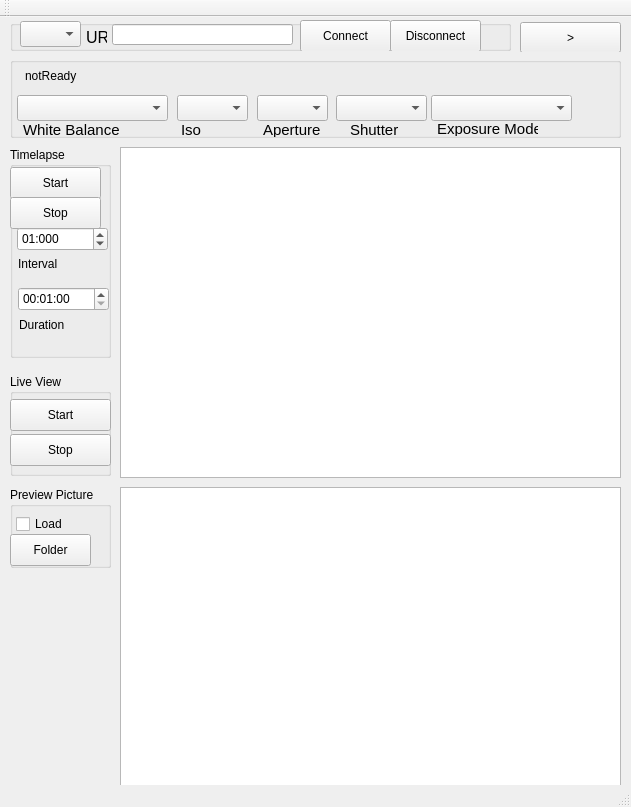
Above: mainwindow.ui from klangobjekte/CameraRemote before the change. Below: the same form after it.
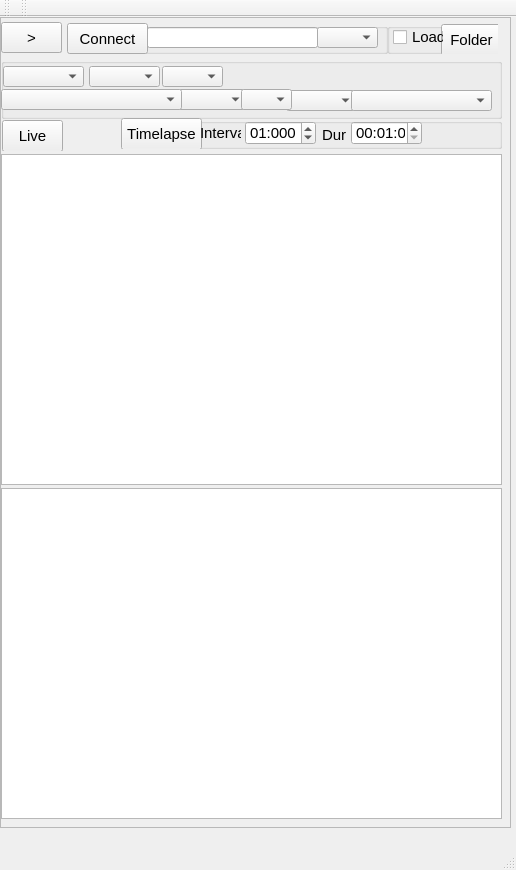
That is the form after the change.

Commit message: camera methods added

```diff
--- a/mainwindow.ui
+++ b/mainwindow.ui
@@ -6,30 +6,362 @@
    <rect>
     <x>0</x>
     <y>0</y>
-    <width>631</width>
-    <height>807</height>
+    <width>516</width>
+    <height>870</height>
    </rect>
   </property>
   <property name="windowTitle">
    <string>MainWindow</string>
   </property>
   <widget class="QWidget" name="centralWidget">
+   <widget class="QScrollArea" name="scrollArea">
+    <property name="geometry">
+     <rect>
+      <x>0</x>
+      <y>0</y>
+      <width>511</width>
+      <height>811</height>
+     </rect>
+    </property>
+    <property name="layoutDirection">
+     <enum>Qt::LeftToRight</enum>
+    </property>
+    <property name="widgetResizable">
+     <bool>true</bool>
+    </property>
+    <widget class="QWidget" name="scrollAreaWidgetContents">
+     <property name="geometry">
+      <rect>
+       <x>0</x>
+       <y>0</y>
+       <width>509</width>
+       <height>809</height>
+      </rect>
+     </property>
    <widget class="QGraphicsView" name="previewGraphicsView">
     <property name="geometry">
      <rect>
-      <x>120</x>
+        <x>0</x>
       <y>470</y>
       <width>501</width>
       <height>331</height>
      </rect>
     </property>
    </widget>
+     <widget class="QGroupBox" name="groupBox_6">
+      <property name="geometry">
+       <rect>
+        <x>0</x>
+        <y>40</y>
+        <width>501</width>
+        <height>61</height>
+       </rect>
+      </property>
+      <property name="title">
+       <string/>
+      </property>
+      <widget class="QComboBox" name="isoSpeedRateComboBox">
+       <property name="geometry">
+        <rect>
+         <x>175</x>
+         <y>31</y>
+         <width>71</width>
+         <height>21</height>
+        </rect>
+       </property>
+       <property name="font">
+        <font>
+         <family>Lucida Grande</family>
+         <pointsize>11</pointsize>
+        </font>
+       </property>
+      </widget>
+      <widget class="QComboBox" name="shutterSpeedComboBox">
+       <property name="geometry">
+        <rect>
+         <x>285</x>
+         <y>32</y>
+         <width>71</width>
+         <height>21</height>
+        </rect>
+       </property>
+       <property name="font">
+        <font>
+         <family>Lucida Grande</family>
+         <pointsize>11</pointsize>
+        </font>
+       </property>
+      </widget>
+      <widget class="QComboBox" name="fNumberComboBox">
+       <property name="geometry">
+        <rect>
+         <x>240</x>
+         <y>31</y>
+         <width>51</width>
+         <height>21</height>
+        </rect>
+       </property>
+       <property name="font">
+        <font>
+         <family>Lucida Grande</family>
+         <pointsize>11</pointsize>
+        </font>
+       </property>
+      </widget>
+      <widget class="QComboBox" name="whiteBalanceComboBox">
+       <property name="geometry">
+        <rect>
+         <x>0</x>
+         <y>31</y>
+         <width>181</width>
+         <height>21</height>
+        </rect>
+       </property>
+       <property name="font">
+        <font>
+         <family>Lucida Grande</family>
+         <pointsize>11</pointsize>
+        </font>
+       </property>
+      </widget>
+      <widget class="QComboBox" name="exposureModeComboBox">
+       <property name="geometry">
+        <rect>
+         <x>350</x>
+         <y>32</y>
+         <width>141</width>
+         <height>21</height>
+        </rect>
+       </property>
+       <property name="font">
+        <font>
+         <family>Lucida Grande</family>
+         <pointsize>11</pointsize>
+        </font>
+       </property>
+      </widget>
+      <widget class="QComboBox" name="zoomComboBox">
+       <property name="geometry">
+        <rect>
+         <x>2</x>
+         <y>8</y>
+         <width>81</width>
+         <height>21</height>
+        </rect>
+       </property>
+       <property name="font">
+        <font>
+         <family>Lucida Grande</family>
+         <pointsize>11</pointsize>
+        </font>
+       </property>
+      </widget>
+      <widget class="QComboBox" name="selfTimerComboBox">
+       <property name="geometry">
+        <rect>
+         <x>88</x>
+         <y>8</y>
+         <width>71</width>
+         <height>21</height>
+        </rect>
+       </property>
+       <property name="font">
+        <font>
+         <family>Lucida Grande</family>
+         <pointsize>11</pointsize>
+        </font>
+       </property>
+      </widget>
+      <widget class="QComboBox" name="postViewImageSizeComboBox">
+       <property name="geometry">
+        <rect>
+         <x>161</x>
+         <y>8</y>
+         <width>61</width>
+         <height>21</height>
+        </rect>
+       </property>
+       <property name="font">
+        <font>
+         <family>Lucida Grande</family>
+         <pointsize>11</pointsize>
+        </font>
+       </property>
+      </widget>
+     </widget>
+     <widget class="QGraphicsView" name="LiveviewGraphicsView">
+      <property name="geometry">
+       <rect>
+        <x>0</x>
+        <y>136</y>
+        <width>501</width>
+        <height>331</height>
+       </rect>
+      </property>
+     </widget>
+     <widget class="QGroupBox" name="groupBox_2">
+      <property name="geometry">
+       <rect>
+        <x>120</x>
+        <y>100</y>
+        <width>381</width>
+        <height>31</height>
+       </rect>
+      </property>
+      <property name="title">
+       <string/>
+      </property>
+      <widget class="QPushButton" name="startTimerPushButton">
+       <property name="geometry">
+        <rect>
+         <x>0</x>
+         <y>0</y>
+         <width>81</width>
+         <height>32</height>
+        </rect>
+       </property>
+       <property name="font">
+        <font>
+         <family>Lucida Grande</family>
+         <pointsize>11</pointsize>
+        </font>
+       </property>
+       <property name="text">
+        <string>Timelapse</string>
+       </property>
+       <property name="checkable">
+        <bool>true</bool>
+       </property>
+      </widget>
+      <widget class="QLabel" name="label_2">
+       <property name="geometry">
+        <rect>
+         <x>79</x>
+         <y>7</y>
+         <width>41</width>
+         <height>16</height>
+        </rect>
+       </property>
+       <property name="font">
+        <font>
+         <family>Lucida Grande</family>
+         <pointsize>11</pointsize>
+        </font>
+       </property>
+       <property name="text">
+        <string>Interval</string>
+       </property>
+      </widget>
+      <widget class="QTimeEdit" name="intervalTimeEdit">
+       <property name="geometry">
+        <rect>
+         <x>124</x>
+         <y>3</y>
+         <width>71</width>
+         <height>24</height>
+        </rect>
+       </property>
+       <property name="font">
+        <font>
+         <family>Lucida Grande</family>
+         <pointsize>11</pointsize>
+        </font>
+       </property>
+       <property name="displayFormat">
+        <string>ss:zzz</string>
+       </property>
+       <property name="time">
+        <time>
+         <hour>0</hour>
+         <minute>0</minute>
+         <second>1</second>
+        </time>
+       </property>
+      </widget>
+      <widget class="QTimeEdit" name="durationTimeEdit">
+       <property name="geometry">
+        <rect>
+         <x>230</x>
+         <y>3</y>
+         <width>71</width>
+         <height>24</height>
+        </rect>
+       </property>
+       <property name="font">
+        <font>
+         <family>Lucida Grande</family>
+         <pointsize>11</pointsize>
+        </font>
+       </property>
+       <property name="displayFormat">
+        <string>HH:mm:ss</string>
+       </property>
+       <property name="time">
+        <time>
+         <hour>0</hour>
+         <minute>1</minute>
+         <second>0</second>
+        </time>
+       </property>
+      </widget>
+      <widget class="QLabel" name="label_3">
+       <property name="geometry">
+        <rect>
+         <x>201</x>
+         <y>9</y>
+         <width>31</width>
+         <height>16</height>
+        </rect>
+       </property>
+       <property name="font">
+        <font>
+         <family>Lucida Grande</family>
+         <pointsize>11</pointsize>
+        </font>
+       </property>
+       <property name="text">
+        <string>Dur</string>
+       </property>
+      </widget>
+     </widget>
+     <widget class="QGroupBox" name="groupBox_5">
+      <property name="geometry">
+       <rect>
+        <x>0</x>
+        <y>4</y>
+        <width>61</width>
+        <height>31</height>
+       </rect>
+      </property>
+      <property name="title">
+       <string/>
+      </property>
+      <widget class="QPushButton" name="takePicturePushButton">
+       <property name="geometry">
+        <rect>
+         <x>0</x>
+         <y>0</y>
+         <width>61</width>
+         <height>31</height>
+        </rect>
+       </property>
+       <property name="font">
+        <font>
+         <family>Lucida Grande</family>
+         <pointsize>11</pointsize>
+        </font>
+       </property>
+       <property name="text">
+        <string>&gt;</string>
+       </property>
+      </widget>
+     </widget>
    <widget class="QGroupBox" name="groupBox">
     <property name="geometry">
      <rect>
-      <x>10</x>
-      <y>3</y>
-      <width>501</width>
+        <x>66</x>
+        <y>5</y>
+        <width>321</width>
       <height>31</height>
      </rect>
     </property>
@@ -42,27 +374,23 @@
     <widget class="QPushButton" name="startRecModePushButton">
      <property name="geometry">
       <rect>
-       <x>290</x>
+         <x>0</x>
        <y>0</y>
-       <width>91</width>
-       <height>32</height>
-      </rect>
-     </property>
+         <width>81</width>
+         <height>31</height>
+        </rect>
+       </property>
+       <property name="font">
+        <font>
+         <family>Lucida Grande</family>
+         <pointsize>11</pointsize>
+        </font>
+       </property>
      <property name="text">
       <string>Connect</string>
      </property>
-    </widget>
-    <widget class="QPushButton" name="stopRecModePushButton">
-     <property name="geometry">
-      <rect>
-       <x>380</x>
-       <y>0</y>
-       <width>91</width>
-       <height>32</height>
-      </rect>
-     </property>
-     <property name="text">
-      <string>Disconnect</string>
+       <property name="checkable">
+        <bool>true</bool>
      </property>
     </widget>
     <widget class="QLabel" name="protLabel">
@@ -97,208 +425,107 @@
     <widget class="QLineEdit" name="urlLineEdit">
      <property name="geometry">
       <rect>
-       <x>102</x>
+         <x>80</x>
        <y>4</y>
-       <width>181</width>
+         <width>171</width>
        <height>21</height>
       </rect>
      </property>
-    </widget>
-    <widget class="QLabel" name="urlLabel">
-     <property name="geometry">
-      <rect>
-       <x>76</x>
-       <y>8</y>
-       <width>21</width>
-       <height>16</height>
-      </rect>
-     </property>
-     <property name="text">
-      <string>&lt;html&gt;&lt;head/&gt;&lt;body&gt;&lt;p&gt;&lt;span style=&quot; font-size:12pt;&quot;&gt;URL&lt;/span&gt;&lt;/p&gt;&lt;/body&gt;&lt;/html&gt;</string>
+       <property name="font">
+        <font>
+         <family>Lucida Grande</family>
+         <pointsize>11</pointsize>
+        </font>
      </property>
     </widget>
     <widget class="QComboBox" name="configurationComboBox">
      <property name="geometry">
       <rect>
-       <x>10</x>
-       <y>1</y>
+         <x>250</x>
+         <y>4</y>
        <width>61</width>
-       <height>26</height>
-      </rect>
-     </property>
-    </widget>
-   </widget>
-   <widget class="QGroupBox" name="groupBox_2">
-    <property name="geometry">
-     <rect>
-      <x>10</x>
-      <y>130</y>
-      <width>101</width>
-      <height>211</height>
-     </rect>
-    </property>
-    <property name="title">
-     <string>Timelapse</string>
-    </property>
-    <widget class="QPushButton" name="startTimerPushButton">
-     <property name="geometry">
-      <rect>
-       <x>0</x>
-       <y>20</y>
-       <width>91</width>
-       <height>32</height>
-      </rect>
-     </property>
-     <property name="text">
-      <string>Start</string>
-     </property>
-    </widget>
-    <widget class="QPushButton" name="stopTimerPushButton">
-     <property name="geometry">
-      <rect>
-       <x>0</x>
-       <y>50</y>
-       <width>91</width>
-       <height>32</height>
-      </rect>
-     </property>
-     <property name="text">
-      <string>Stop</string>
-     </property>
-    </widget>
-    <widget class="QLabel" name="label_2">
-     <property name="geometry">
-      <rect>
-       <x>8</x>
-       <y>109</y>
-       <width>62</width>
-       <height>16</height>
-      </rect>
-     </property>
-     <property name="text">
-      <string>Interval</string>
-     </property>
-    </widget>
-    <widget class="QTimeEdit" name="intervalTimeEdit">
-     <property name="geometry">
-      <rect>
-       <x>7</x>
-       <y>80</y>
-       <width>91</width>
-       <height>24</height>
-      </rect>
-     </property>
-     <property name="displayFormat">
-      <string>ss:zzz</string>
-     </property>
-     <property name="time">
-      <time>
-       <hour>0</hour>
-       <minute>0</minute>
-       <second>1</second>
-      </time>
-     </property>
-    </widget>
-    <widget class="QTimeEdit" name="durationTimeEdit">
-     <property name="geometry">
-      <rect>
-       <x>8</x>
-       <y>140</y>
-       <width>91</width>
-       <height>24</height>
-      </rect>
-     </property>
-     <property name="displayFormat">
-      <string>HH:mm:ss</string>
-     </property>
-     <property name="time">
-      <time>
-       <hour>0</hour>
-       <minute>1</minute>
-       <second>0</second>
-      </time>
-     </property>
-    </widget>
-    <widget class="QLabel" name="label_3">
-     <property name="geometry">
-      <rect>
-       <x>9</x>
-       <y>170</y>
-       <width>62</width>
-       <height>16</height>
-      </rect>
-     </property>
-     <property name="text">
-      <string>Duration</string>
+         <height>21</height>
+        </rect>
+       </property>
+       <property name="font">
+        <font>
+         <family>Lucida Grande</family>
+         <pointsize>11</pointsize>
+        </font>
      </property>
     </widget>
    </widget>
    <widget class="QGroupBox" name="groupBox_3">
     <property name="geometry">
      <rect>
-      <x>10</x>
-      <y>357</y>
-      <width>101</width>
-      <height>102</height>
+        <x>1</x>
+        <y>102</y>
+        <width>61</width>
+        <height>31</height>
      </rect>
     </property>
     <property name="toolTip">
      <string extracomment="MJepeg Stream is stored in Preview Folder.\n You can use VLC Media Player to open the Stream">&lt;html&gt;&lt;head/&gt;&lt;body&gt;&lt;p&gt;The MJepeg Stream is stored in the Preview Folder. &lt;/p&gt;&lt;p&gt;You can use the VLC Media Player to open the Stream&lt;/p&gt;&lt;/body&gt;&lt;/html&gt;</string>
     </property>
     <property name="title">
-     <string>Live View</string>
+       <string/>
     </property>
     <widget class="QPushButton" name="startLiveViewPushButton">
      <property name="geometry">
       <rect>
        <x>0</x>
-       <y>25</y>
-       <width>101</width>
+         <y>0</y>
+         <width>61</width>
        <height>32</height>
       </rect>
      </property>
+       <property name="font">
+        <font>
+         <family>Lucida Grande</family>
+         <pointsize>11</pointsize>
+        </font>
+       </property>
      <property name="text">
-      <string>Start</string>
-     </property>
-    </widget>
-    <widget class="QPushButton" name="stopLiveViewPushButton">
-     <property name="geometry">
-      <rect>
-       <x>0</x>
-       <y>60</y>
-       <width>101</width>
-       <height>32</height>
-      </rect>
-     </property>
-     <property name="text">
-      <string>Stop</string>
+        <string>Live</string>
+       </property>
+       <property name="checkable">
+        <bool>true</bool>
+       </property>
+       <property name="checked">
+        <bool>false</bool>
      </property>
     </widget>
    </widget>
    <widget class="QGroupBox" name="groupBox_4">
     <property name="geometry">
      <rect>
-      <x>10</x>
-      <y>470</y>
-      <width>101</width>
-      <height>81</height>
+        <x>386</x>
+        <y>5</y>
+        <width>111</width>
+        <height>31</height>
      </rect>
     </property>
     <property name="toolTip">
      <string>&lt;html&gt;&lt;head/&gt;&lt;body&gt;&lt;p&gt;Enable Preview Mode&lt;/p&gt;&lt;/body&gt;&lt;/html&gt;</string>
     </property>
     <property name="title">
-     <string>Preview Picture</string>
+       <string/>
     </property>
     <widget class="QPushButton" name="chooseFolderPushButton">
      <property name="geometry">
       <rect>
-       <x>0</x>
-       <y>47</y>
-       <width>81</width>
+         <x>54</x>
+         <y>1</y>
+         <width>61</width>
        <height>32</height>
       </rect>
      </property>
+       <property name="font">
+        <font>
+         <family>Lucida Grande</family>
+         <pointsize>11</pointsize>
+        </font>
+       </property>
      <property name="toolTip">
       <string>&lt;html&gt;&lt;head/&gt;&lt;body&gt;&lt;p&gt;Choose the folder where  the preview pictures are stored.&lt;/p&gt;&lt;/body&gt;&lt;/html&gt;</string>
      </property>
@@ -310,11 +537,17 @@
      <property name="geometry">
       <rect>
        <x>6</x>
-       <y>27</y>
-       <width>111</width>
+         <y>4</y>
+         <width>51</width>
        <height>20</height>
       </rect>
      </property>
+       <property name="font">
+        <font>
+         <family>Lucida Grande</family>
+         <pointsize>11</pointsize>
+        </font>
+       </property>
      <property name="toolTip">
       <string>&lt;html&gt;&lt;head/&gt;&lt;body&gt;&lt;p&gt;Load the Preview Pictures&lt;/p&gt;&lt;/body&gt;&lt;/html&gt;</string>
      </property>
@@ -323,204 +556,8 @@
      </property>
     </widget>
    </widget>
-   <widget class="QGroupBox" name="groupBox_5">
-    <property name="geometry">
-     <rect>
-      <x>520</x>
-      <y>4</y>
-      <width>101</width>
-      <height>31</height>
-     </rect>
-    </property>
-    <property name="title">
-     <string/>
-    </property>
-    <widget class="QPushButton" name="takePicturePushButton">
-     <property name="geometry">
-      <rect>
-       <x>0</x>
-       <y>1</y>
-       <width>101</width>
-       <height>31</height>
-      </rect>
-     </property>
-     <property name="text">
-      <string>&gt;</string>
-     </property>
     </widget>
    </widget>
-   <widget class="QGroupBox" name="groupBox_6">
-    <property name="geometry">
-     <rect>
-      <x>10</x>
-      <y>40</y>
-      <width>611</width>
-      <height>81</height>
-     </rect>
-    </property>
-    <property name="title">
-     <string/>
-    </property>
-    <widget class="QComboBox" name="isoSpeedRateComboBox">
-     <property name="geometry">
-      <rect>
-       <x>167</x>
-       <y>38</y>
-       <width>71</width>
-       <height>26</height>
-      </rect>
-     </property>
-    </widget>
-    <widget class="QComboBox" name="shutterSpeedComboBox">
-     <property name="geometry">
-      <rect>
-       <x>326</x>
-       <y>38</y>
-       <width>91</width>
-       <height>26</height>
-      </rect>
-     </property>
-    </widget>
-    <widget class="QLabel" name="whiteBalanceLabel">
-     <property name="geometry">
-      <rect>
-       <x>13</x>
-       <y>64</y>
-       <width>131</width>
-       <height>16</height>
-      </rect>
-     </property>
-     <property name="cursor">
-      <cursorShape>ArrowCursor</cursorShape>
-     </property>
-     <property name="focusPolicy">
-      <enum>Qt::WheelFocus</enum>
-     </property>
-     <property name="text">
-      <string>&lt;html&gt;&lt;head/&gt;&lt;body&gt;&lt;p&gt;&lt;span style=&quot; font-size:11pt;&quot;&gt;White Balance&lt;/span&gt;&lt;/p&gt;&lt;/body&gt;&lt;/html&gt;</string>
-     </property>
-     <property name="scaledContents">
-      <bool>false</bool>
-     </property>
-     <property name="wordWrap">
-      <bool>false</bool>
-     </property>
-     <property name="margin">
-      <number>0</number>
-     </property>
-    </widget>
-    <widget class="QLabel" name="fNumberLabel">
-     <property name="geometry">
-      <rect>
-       <x>253</x>
-       <y>64</y>
-       <width>62</width>
-       <height>16</height>
-      </rect>
-     </property>
-     <property name="text">
-      <string>&lt;html&gt;&lt;head/&gt;&lt;body&gt;&lt;p&gt;&lt;span style=&quot; font-size:11pt;&quot;&gt;Aperture&lt;/span&gt;&lt;/p&gt;&lt;/body&gt;&lt;/html&gt;</string>
-     </property>
-    </widget>
-    <widget class="QLabel" name="shutterLabel">
-     <property name="geometry">
-      <rect>
-       <x>340</x>
-       <y>64</y>
-       <width>62</width>
-       <height>16</height>
-      </rect>
-     </property>
-     <property name="text">
-      <string>&lt;html&gt;&lt;head/&gt;&lt;body&gt;&lt;p&gt;&lt;span style=&quot; font-size:11pt;&quot;&gt;Shutter&lt;/span&gt;&lt;/p&gt;&lt;/body&gt;&lt;/html&gt;</string>
-     </property>
-    </widget>
-    <widget class="QLabel" name="isolabel">
-     <property name="geometry">
-      <rect>
-       <x>171</x>
-       <y>64</y>
-       <width>62</width>
-       <height>16</height>
-      </rect>
-     </property>
-     <property name="cursor">
-      <cursorShape>ArrowCursor</cursorShape>
-     </property>
-     <property name="frameShadow">
-      <enum>QFrame::Plain</enum>
-     </property>
-     <property name="text">
-      <string>&lt;html&gt;&lt;head/&gt;&lt;body&gt;&lt;p&gt;&lt;span style=&quot; font-size:11pt;&quot;&gt;Iso&lt;/span&gt;&lt;/p&gt;&lt;/body&gt;&lt;/html&gt;</string>
-     </property>
-    </widget>
-    <widget class="QComboBox" name="fNumberComboBox">
-     <property name="geometry">
-      <rect>
-       <x>247</x>
-       <y>38</y>
-       <width>71</width>
-       <height>26</height>
-      </rect>
-     </property>
-    </widget>
-    <widget class="QComboBox" name="whiteBalanceComboBox">
-     <property name="geometry">
-      <rect>
-       <x>7</x>
-       <y>38</y>
-       <width>151</width>
-       <height>26</height>
-      </rect>
-     </property>
-    </widget>
-    <widget class="QComboBox" name="exposureModeComboBox">
-     <property name="geometry">
-      <rect>
-       <x>421</x>
-       <y>38</y>
-       <width>141</width>
-       <height>26</height>
-      </rect>
-     </property>
-    </widget>
-    <widget class="QLabel" name="exposureModeLabel">
-     <property name="geometry">
-      <rect>
-       <x>427</x>
-       <y>63</y>
-       <width>101</width>
-       <height>16</height>
-      </rect>
-     </property>
-     <property name="text">
-      <string>&lt;html&gt;&lt;head/&gt;&lt;body&gt;&lt;p&gt;&lt;span style=&quot; font-size:11pt;&quot;&gt;Exposure Mode&lt;/span&gt;&lt;/p&gt;&lt;/body&gt;&lt;/html&gt;</string>
-     </property>
-    </widget>
-    <widget class="QLabel" name="cameraStatusLabel">
-     <property name="geometry">
-      <rect>
-       <x>15</x>
-       <y>11</y>
-       <width>62</width>
-       <height>16</height>
-      </rect>
-     </property>
-     <property name="text">
-      <string>notReady</string>
-     </property>
-    </widget>
-   </widget>
-   <widget class="QGraphicsView" name="LiveviewGraphicsView">
-    <property name="geometry">
-     <rect>
-      <x>120</x>
-      <y>130</y>
-      <width>501</width>
-      <height>331</height>
-     </rect>
-    </property>
-   </widget>
   </widget>
   <widget class="QMenuBar" name="menuBar">
    <property name="geometry">
@@ -541,6 +578,17 @@
    </attribute>
   </widget>
   <widget class="QStatusBar" name="statusBar"/>
+  <widget class="QToolBar" name="toolBar">
+   <property name="windowTitle">
+    <string>toolBar</string>
+   </property>
+   <attribute name="toolBarArea">
+    <enum>TopToolBarArea</enum>
+   </attribute>
+   <attribute name="toolBarBreak">
+    <bool>false</bool>
+   </attribute>
+  </widget>
  </widget>
  <layoutdefault spacing="6" margin="11"/>
  <resources/>
```
Left out of the diff: 2 changed lines with no effect on the pictures. Lines whose indentation alone changed are shown as unchanged. The commit also changes 6 other files.
